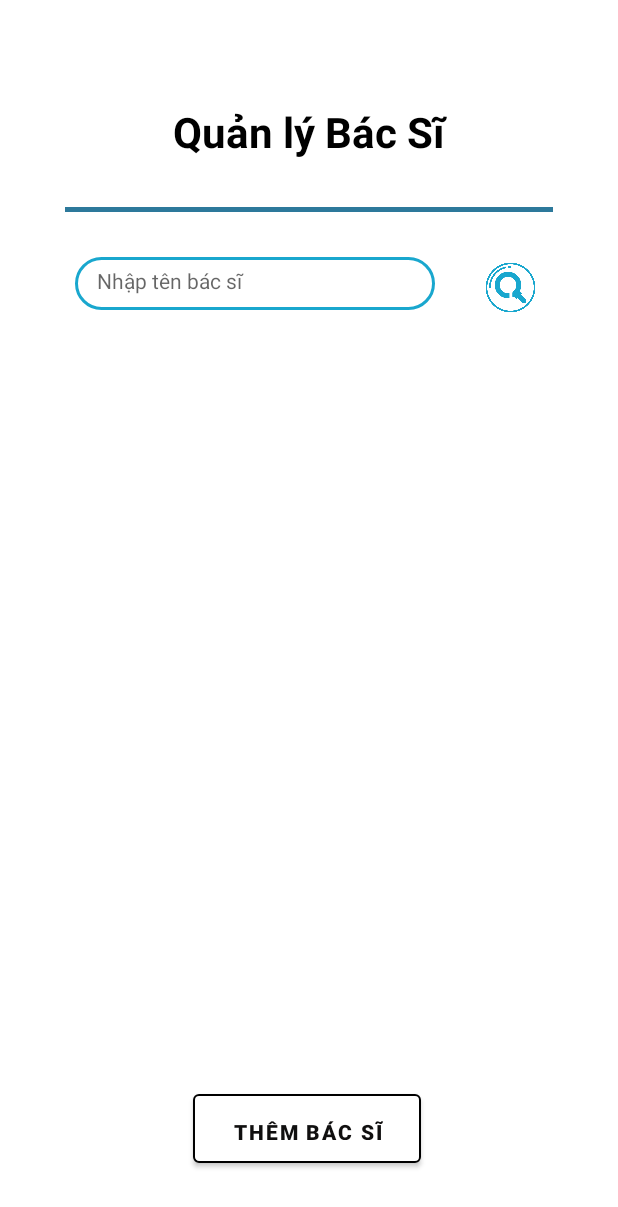
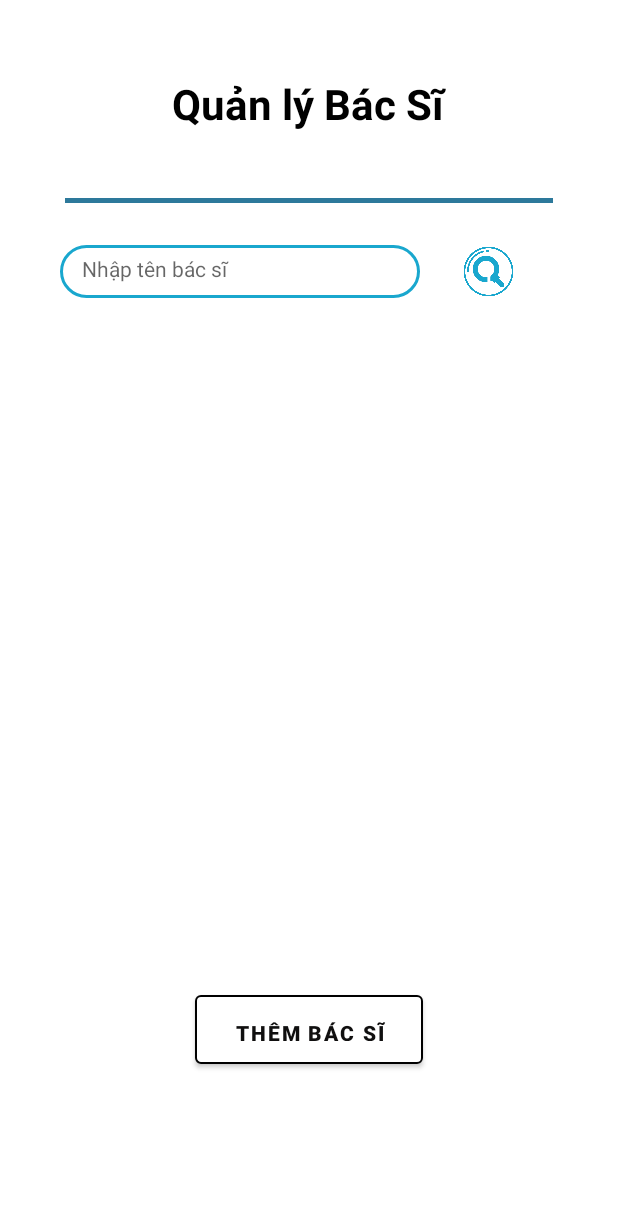
Before and after one commit to AnhDuc2k1/btl-android-n17, an Android app: the AdminManagement screen opened directly, with no data from a screen before it, after a tap on "QUẢN LÝ BÁC SĨ", on a phone screen of 412 x 824 dp. Shown: the top 1207 px of the screen. Run offline under Robolectric (Android 15) with nearby library versions, the phone set to English and light mode, and no system bars.

Commit message:
add new feature: find doctor by name

```diff
--- a/app/src/main/java/com/ptit/healthcare/admin/AdminManagement.java
+++ b/app/src/main/java/com/ptit/healthcare/admin/AdminManagement.java
@@ -9,7 +9,7 @@ import android.widget.Button;
 import android.widget.ImageView;
 
 import com.ptit.healthcare.R;
-import com.ptit.healthcare.admin.doctor.DoctorManagementActivity;
+import com.ptit.healthcare.admin.doctor.DoctorManagement;
 import com.ptit.healthcare.admin.labtest.LabtestManagement;
 import com.ptit.healthcare.admin.user.UserManagement;
 
@@ -57,7 +57,7 @@ public class AdminManagement extends AppCompatActivity {
         btnQuanLyBacSi.setOnClickListener(new View.OnClickListener() {
             @Override
             public void onClick(View view) {
-                Intent intent = new Intent(view.getContext(), DoctorManagementActivity.class);
+                Intent intent = new Intent(view.getContext(), DoctorManagement.class);
                 startActivity(intent);
             }
         });
--- a/app/src/main/java/com/ptit/healthcare/admin/doctor/DoctorManagementActivity.java
+++ b/app/src/main/java/com/ptit/healthcare/admin/doctor/DoctorManagement.java
@@ -22,7 +22,7 @@ import com.ptit.healthcare.entities.Doctor;
 
 import java.util.List;
 
-public class DoctorManagementActivity extends AppCompatActivity {
+public class DoctorManagement extends AppCompatActivity {
 
     Button btnThemBS, btnTimKiem;
     EditText editTextTimKiemBS;
@@ -37,20 +37,53 @@ public class DoctorManagementActivity extends AppCompatActivity {
         listViewBS = findViewById(R.id.danhSachBacSi);
         editTextTimKiemBS = findViewById(R.id.editTextTimKiemBS);
 
+        LoadListBS();
+
         btnThemBS.setOnClickListener(new View.OnClickListener() {
             @Override
             public void onClick(View v) {
                 doOpenAddActivity();
             }
         });
-        LoadListBS();
+
+        btnTimKiem.setOnClickListener(new View.OnClickListener() {
+            @Override
+            public void onClick(View v) {
+                String name = editTextTimKiemBS.getText().toString();
+                loadListBSFindByName(name);
+            }
+        });
     }
 
     protected void LoadListBS() {
         DoctorQuery doctorQuery = new DoctorQuery(getBaseContext());
         final List<Doctor> listBS = doctorQuery.getAll();
 
-        ListDoctorAdapter adapter = new ListDoctorAdapter(DoctorManagementActivity.this, listBS);
+        ListDoctorAdapter adapter = new ListDoctorAdapter(DoctorManagement.this, listBS);
+        listViewBS.setAdapter(adapter);
+
+        listViewBS.setOnItemClickListener(new AdapterView.OnItemClickListener() {
+            @Override
+            public void onItemClick(AdapterView<?> adapterView, View view, int i, long l) {
+                Doctor doctor = listBS.get(i);
+                doOpenChildActivity(doctor);
+            }
+        });
+
+        listViewBS.setOnItemLongClickListener(new AdapterView.OnItemLongClickListener() {
+            @Override
+            public boolean onItemLongClick(AdapterView<?> adapterView, View view, int i, long l) {
+                return false;
+            }
+        });
+        registerForContextMenu(listViewBS);
+    }
+
+    public void loadListBSFindByName(String name){
+        DoctorQuery doctorQuery = new DoctorQuery(getBaseContext());
+        final List<Doctor> listBS = doctorQuery.findDoctorByName(name);
+
+        ListDoctorAdapter adapter = new ListDoctorAdapter(DoctorManagement.this, listBS);
         listViewBS.setAdapter(adapter);
 
         listViewBS.setOnItemClickListener(new AdapterView.OnItemClickListener() {
@@ -92,14 +125,14 @@ public class DoctorManagementActivity extends AppCompatActivity {
     protected void onActivityResult(int requestCode, int resultCode, @Nullable Intent data) {
         super.onActivityResult(requestCode, resultCode, data);
         if ((resultCode == RESULT_OK) && (requestCode == 1)) {
-            Intent intentRefresh = new Intent(this, DoctorManagementActivity.class);
+            Intent intentRefresh = new Intent(this, DoctorManagement.class);
 
             startActivity(intentRefresh);
             this.finish();
         }
 
         if ((resultCode == RESULT_OK) && (requestCode == 2)) {
-            Intent intentRefresh = new Intent(this, DoctorManagementActivity.class);
+            Intent intentRefresh = new Intent(this, DoctorManagement.class);
 
             startActivity(intentRefresh);
             this.finish();
@@ -126,23 +159,13 @@ public class DoctorManagementActivity extends AppCompatActivity {
 
             int doctorId = doctor.getId();
 
-            Toast.makeText(DoctorManagementActivity.this, "You are deleting idDoctor: " +
+            Toast.makeText(DoctorManagement.this, "You are deleting idDoctor: " +
                     String.valueOf(doctorId), Toast.LENGTH_SHORT).show();
-            int idDelete = doctorQuery.delete(doctorId);
+            doctorQuery.delete(doctorId);
 
-            Intent intentRefresh = new Intent(this, DoctorManagementActivity.class);
+            Intent intentRefresh = new Intent(this, DoctorManagement.class);
             startActivity(intentRefresh);
             this.finish();
-        }
-        if (item.getItemId() == R.id.menuQuickShow) {
-            DoctorQuery doctorQuery = new DoctorQuery(getBaseContext());
-            Doctor doctor = (Doctor) listViewBS.getAdapter().getItem(info.position);
-
-            int doctorId = doctor.getId();
-
-            Toast.makeText(DoctorManagementActivity.this, "You are QuickShow: " +
-                    String.valueOf(doctorId), Toast.LENGTH_SHORT).show();
-
         }
         return super.onContextItemSelected(item);
     }
--- a/app/src/main/res/layout/activity_doctor_management.xml
+++ b/app/src/main/res/layout/activity_doctor_management.xml
@@ -3,43 +3,45 @@
     xmlns:app="http://schemas.android.com/apk/res-auto"
     xmlns:tools="http://schemas.android.com/tools"
     android:layout_width="match_parent"
+    android:layout_height="match_parent">
+
+        <LinearLayout
+            android:layout_width="match_parent"
             android:layout_height="match_parent"
-    tools:context=".admin.doctor.DoctorManagementActivity">
-
-
+            android:orientation="vertical">
 
                 <TextView
                     android:id="@+id/quanLyBacSi"
                     android:layout_width="219dp"
                     android:layout_height="52dp"
+                    android:layout_centerHorizontal="true"
+                    android:layout_gravity="center"
+                    android:layout_marginTop="50dp"
                     android:fontFamily="sans-serif"
                     android:text="Quản lý Bác Sĩ"
                     android:textAlignment="center"
                     android:textColor="#000000"
                     android:textSize="28sp"
-            android:textStyle="bold"
-            app:layout_constraintBottom_toBottomOf="parent"
-            app:layout_constraintEnd_toEndOf="parent"
-            app:layout_constraintStart_toStartOf="parent"
-            app:layout_constraintTop_toTopOf="parent"
-            app:layout_constraintVertical_bias="0.089" />
+                    android:textStyle="bold" />
 
                 <View
                     android:id="@+id/view"
                     android:layout_width="325dp"
                     android:layout_height="3dp"
-            android:background="#2D799B"
-            app:layout_constraintBottom_toBottomOf="parent"
-            app:layout_constraintEnd_toEndOf="parent"
-            app:layout_constraintStart_toStartOf="parent"
-            app:layout_constraintTop_toTopOf="parent"
-            app:layout_constraintVertical_bias="0.168" />
-
+                    android:layout_centerHorizontal="false"
+                    android:layout_gravity="center"
+                    android:layout_marginTop="30dp"
+                    android:background="#2D799B" />
+                <LinearLayout
+                    android:layout_width="match_parent"
+                    android:layout_height="80dp"
+                    android:orientation="horizontal">
                         <EditText
                             android:id="@+id/editTextTimKiemBS"
                             android:layout_width="240dp"
                             android:layout_height="35dp"
                             android:layout_marginTop="28dp"
+                            android:layout_marginLeft="40dp"
                             android:background="@drawable/bg_rounded"
                             android:ems="10"
                             android:hint="Nhập tên bác sĩ"
@@ -47,61 +49,42 @@
                             android:textColorHighlight="@color/black"
                             android:textColorLink="@color/black"
                             android:textSize="14sp"
-            app:layout_constraintBottom_toBottomOf="parent"
-            app:layout_constraintEnd_toEndOf="parent"
-            app:layout_constraintHorizontal_bias="0.292"
-            app:layout_constraintStart_toStartOf="parent"
-            app:layout_constraintTop_toTopOf="parent"
-            app:layout_constraintVertical_bias="0.188" />
+                            />
 
                         <Button
                             android:id="@+id/timKiemBacSi"
                             android:layout_width="35dp"
                             android:layout_height="35dp"
+                            android:layout_marginTop="28dp"
+                            android:layout_marginLeft="28dp"
                             android:background="@drawable/search"
                             android:text="Button"
                             app:backgroundTint="@color/light_blue"
-            app:layout_constraintBottom_toBottomOf="parent"
-            app:layout_constraintEnd_toEndOf="parent"
-            app:layout_constraintHorizontal_bias="0.856"
-            app:layout_constraintStart_toStartOf="parent"
-            app:layout_constraintTop_toTopOf="parent"
-            app:layout_constraintVertical_bias="0.221"
                             app:strokeColor="#2D799B"
                             app:strokeWidth="3dp" />
-
+                </LinearLayout>
                 <ListView
                     android:id="@+id/danhSachBacSi"
+                    android:layout_marginTop="28dp"
                     android:layout_width="318dp"
                     android:layout_height="376dp"
-            android:layout_marginStart="50dp"
-            android:layout_marginEnd="50dp"
-            android:layout_marginBottom="30dp"
-            app:layout_constraintBottom_toBottomOf="parent"
-            app:layout_constraintEnd_toEndOf="parent"
-            app:layout_constraintHorizontal_bias="0.571"
-            app:layout_constraintStart_toStartOf="parent"
-            app:layout_constraintTop_toTopOf="parent"
-            app:layout_constraintVertical_bias="0.661"
+                    android:layout_gravity="center"
                     tools:listitem="@layout/list_view_doctor" />
                 <Button
                     android:id="@+id/themBacSi"
                     android:layout_width="152dp"
                     android:layout_height="58dp"
+                    android:layout_gravity="center"
+                    android:layout_marginTop="38dp"
                     android:backgroundTint="#FFFFFF"
-            android:elevation="10dp"
+
                     android:fontFamily="sans-serif-black"
                     android:padding="15dp"
                     android:text="Thêm Bác Sĩ"
                     android:textColor="#100F0F"
                     android:textSize="14sp"
                     app:backgroundTint="#5C5F61"
-            app:layout_constraintBottom_toBottomOf="parent"
-            app:layout_constraintEnd_toEndOf="parent"
-            app:layout_constraintHorizontal_bias="0.496"
-            app:layout_constraintStart_toStartOf="parent"
-            app:layout_constraintTop_toTopOf="parent"
-            app:layout_constraintVertical_bias="0.944"
                     app:strokeColor="@color/black"
                     app:strokeWidth="1.5dp" />
+        </LinearLayout>
 </androidx.constraintlayout.widget.ConstraintLayout>
--- a/app/src/main/res/layout/list_view_doctor.xml
+++ b/app/src/main/res/layout/list_view_doctor.xml
@@ -20,7 +20,7 @@
                 android:layout_width="50dp"
                 android:layout_height="50dp"
                 android:layout_marginStart="20dp"
-                android:src="@drawable/doctor"/>
+                android:src="@drawable/doctor_ava"/>
 
             <LinearLayout
                 android:layout_width="wrap_content"
--- a/app/src/main/res/menu/example_menu.xml
+++ b/app/src/main/res/menu/example_menu.xml
@@ -2,5 +2,4 @@
 
 <menu xmlns:android="http://schemas.android.com/apk/res/android">
     <item android:id="@+id/menuDelete" android:title="Delete"></item>
-    <item android:id="@+id/menuQuickShow" android:title="QuickShow"></item>
 </menu>
```
Also changed, not shown: app/src/main/AndroidManifest.xml (+12 -6 lines), app/src/main/java/com/ptit/healthcare/database/DoctorQuery.java (+27 -0 lines), app/src/main/res/layout/activity_doctor_detail.xml (+25 -8 lines), app/src/main/res/drawable/doctor_ava.png (added). Lines whose indentation alone changed are shown as unchanged.
